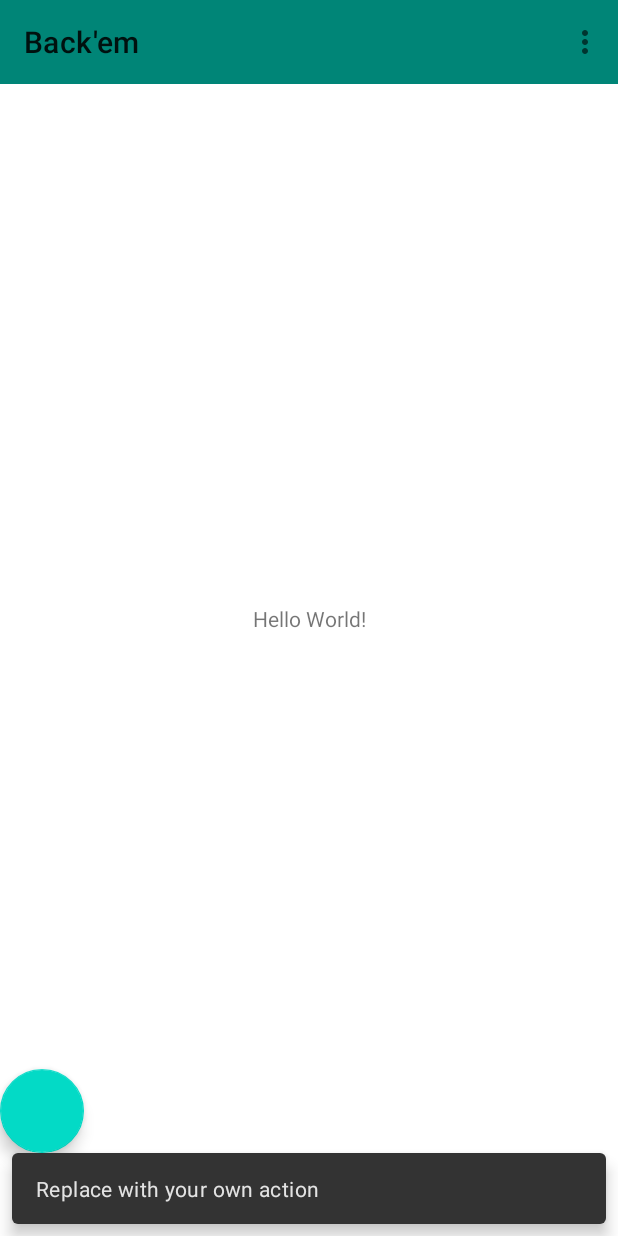
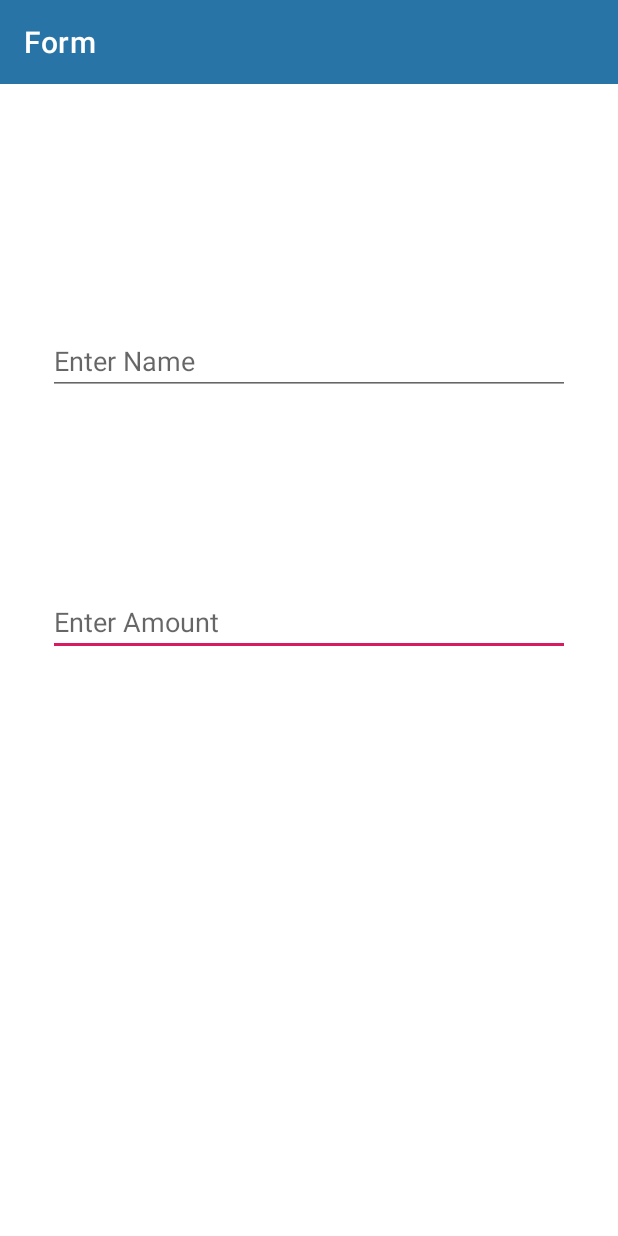
Before and after one commit to ShubhiRaj/Back_em, an Android app: the screen it shows after launch (MainActivity before the commit, Form after it), after a tap on an icon or button, on a phone screen of 412 x 824 dp. Run offline under Robolectric (Android 15) with nearby library versions, the light colour scheme and no system bars.

Commit message:
Mobile App Phase 1 - Done

```diff
--- /dev/null
+++ b/mobile-app/app/src/main/java/com/example/backem/Form.java
@@ -0,0 +1,164 @@
+package com.example.backem;
+
+import android.content.Intent;
+import android.os.AsyncTask;
+import android.os.Bundle;
+
+import com.google.android.material.button.MaterialButton;
+import com.google.android.material.floatingactionbutton.FloatingActionButton;
+import com.google.android.material.snackbar.Snackbar;
+import com.google.android.material.textfield.TextInputEditText;
+
+import androidx.appcompat.app.AppCompatActivity;
+import androidx.appcompat.widget.AppCompatAutoCompleteTextView;
+import androidx.appcompat.widget.Toolbar;
+
+import android.util.Log;
+import android.view.MotionEvent;
+import android.view.View;
+import android.widget.ArrayAdapter;
+import android.widget.AutoCompleteTextView;
+import android.widget.Spinner;
+import android.widget.TableRow;
+
+import org.json.JSONArray;
+import org.json.JSONException;
+import org.json.JSONObject;
+
+import java.io.BufferedReader;
+import java.io.IOException;
+import java.io.InputStreamReader;
+import java.io.OutputStreamWriter;
+import java.net.HttpURLConnection;
+import java.net.MalformedURLException;
+import java.net.ProtocolException;
+import java.net.URL;
+import java.sql.SQLOutput;
+import java.util.Iterator;
+import java.util.Vector;
+
+public class Form extends AppCompatActivity {
+
+    public static String name;
+    public static String amt;
+
+    @Override
+    protected void onCreate(Bundle savedInstanceState) {
+        super.onCreate(savedInstanceState);
+        setContentView(R.layout.activity_form);
+        Toolbar toolbar = findViewById(R.id.toolbar);
+        final MaterialButton search = findViewById(R.id.search_button);
+        setSupportActionBar(toolbar);
+
+        final TextInputEditText nameInput = findViewById(R.id.name);
+        final TextInputEditText amtInput = findViewById(R.id.amt);
+
+
+        FloatingActionButton fab = findViewById(R.id.fab);
+        fab.setOnClickListener(new View.OnClickListener() {
+            @Override
+            public void onClick(View view) {
+
+
+
+                name = nameInput.getText().toString();
+                amt = amtInput.getText().toString();
+
+                System.out.println("name = " + name);
+                System.out.println("amt = " + amt);
+
+                Intent intent = new Intent(Form.this, Successfull.class);
+                startActivity(intent);
+            }
+        });
+
+        /*search.setOnClickListener(new View.OnClickListener() {
+            @Override
+            public void onClick(View view) {
+                search.setVisibility(View.INVISIBLE);
+                new Search().execute();
+
+
+            }
+        });*/
+    }
+
+
+    class Search extends AsyncTask<String, Integer, Boolean> {
+
+        Vector<String> names = new Vector<>();
+
+        @Override
+        protected Boolean doInBackground(String... strings) {
+            return query();
+        }
+
+        public boolean query() {
+            //network operations cannot be run on the main thread!
+            try {
+                URL myurl = new URL("https://back-em.firebaseio.com/.json");
+                HttpURLConnection con = (HttpURLConnection) myurl.openConnection();
+                con.setRequestMethod("GET");
+                //con.setRequestProperty("x-api-key", "NcRCerhihE2lqZ9taSkCt2CM4NaOkAe35gw4mOWU");
+                //con.setDoOutput(true);
+                con.setDoInput(true);
+
+                BufferedReader streamReader = new BufferedReader(new InputStreamReader(con.getInputStream(), "UTF-8"));
+                StringBuilder responseStrBuilder = new StringBuilder();
+
+                String inputStr;
+
+
+                while ((inputStr = streamReader.readLine()) != null)
+                    responseStrBuilder.append(inputStr);
+                System.out.println(responseStrBuilder);
+                JSONObject object = new JSONObject(responseStrBuilder.toString());
+                Iterator<String> iter = object.keys();
+
+
+
+                while(iter.hasNext()){
+                    String key = iter.next();
+                        System.out.println("\nNEW: " + key);
+                        names.add(key);
+                }
+                Log.e("Payment status",object.toString());
+                System.out.println(object);
+                return object.toString().contains("success");
+
+
+            } catch (IOException | JSONException e) {
+                return false;
+            }
+        }
+
+       /* private final String[] countries = new String[]{
+                "Afg","alb","alg"
+        };
+        Spinner spinner = findViewById(R.id.spinner);*/
+
+        @Override
+        protected void onPostExecute(Boolean result) {
+
+
+           /* spinner.setVisibility(View.VISIBLE);
+            ArrayAdapter<String> dataAdapter = new ArrayAdapter<String>(Form.this,
+                    android.R.layout.simple_spinner_item, names);
+            dataAdapter.setDropDownViewResource(android.R.layout.simple_spinner_dropdown_item);
+            spinner.setAdapter(dataAdapter);*/
+
+            /*// Get a reference to the AutoCompleteTextView in the layout
+            AutoCompleteTextView textView = (AutoCompleteTextView) findViewById(R.id.autoCompleteTextView2);
+
+// Create the adapter and set it to the AutoCompleteTextView
+            ArrayAdapter<String> adapter =
+                    new ArrayAdapter<String>(Search.this, android.R.layout.simple_list_item_1, countries);
+            textView.showDropDown();
+            textView.setAdapter(adapter);*/
+
+
+    }
+    }
+
+
+}
--- a/mobile-app/app/src/main/java/com/example/backem/MainActivity.java
+++ b/mobile-app/app/src/main/java/com/example/backem/MainActivity.java
@@ -1,7 +1,9 @@
 package com.example.backem;
 
+import android.content.Intent;
 import android.os.Bundle;
 
+import com.google.android.material.button.MaterialButton;
 import com.google.android.material.floatingactionbutton.FloatingActionButton;
 import com.google.android.material.snackbar.Snackbar;
 
@@ -14,6 +16,7 @@ import android.view.MenuItem;
 
 public class MainActivity extends AppCompatActivity {
 
+
     @Override
     protected void onCreate(Bundle savedInstanceState) {
         super.onCreate(savedInstanceState);
@@ -22,11 +25,18 @@ public class MainActivity extends AppCompatActivity {
         setSupportActionBar(toolbar);
 
         FloatingActionButton fab = findViewById(R.id.fab);
-        fab.setOnClickListener(new View.OnClickListener() {
+        /*fab.setOnClickListener(new View.OnClickListener() {
             @Override
             public void onClick(View view) {
                 Snackbar.make(view, "Replace with your own action", Snackbar.LENGTH_LONG)
                         .setAction("Action", null).show();
+            }
+        });*/
+
+        fab.setOnClickListener(new View.OnClickListener() {
+            @Override
+            public void onClick(View view) {
+               addChange(view);
             }
         });
     }
@@ -52,4 +62,15 @@ public class MainActivity extends AppCompatActivity {
 
         return super.onOptionsItemSelected(item);
     }
+
+
+    public void addChange(View view) {
+        System.out.println("add button clicked");
+
+        Intent intent = new Intent(this, Form.class);
+        startActivity(intent);
+    }
+
+
+
 }
--- /dev/null
+++ b/mobile-app/app/src/main/res/layout/activity_form.xml
@@ -0,0 +1,97 @@
+<?xml version="1.0" encoding="utf-8"?>
+<androidx.constraintlayout.widget.ConstraintLayout xmlns:android="http://schemas.android.com/apk/res/android"
+    xmlns:app="http://schemas.android.com/apk/res-auto"
+    xmlns:tools="http://schemas.android.com/tools"
+    android:id="@+id/coordinatorLayout"
+    android:layout_width="match_parent"
+    android:layout_height="match_parent"
+    tools:context=".Form">
+
+
+    <androidx.appcompat.widget.Toolbar
+        android:id="@+id/toolbar"
+        android:layout_width="412dp"
+        android:layout_height="56dp"
+        android:background="?attr/colorPrimary"
+
+        app:layout_constraintEnd_toEndOf="parent"
+        app:layout_constraintHorizontal_bias="0.0"
+        app:layout_constraintStart_toStartOf="parent"
+        app:layout_constraintTop_toTopOf="parent"
+        app:popupTheme="@style/AppTheme.PopupOverlay" />
+
+    <com.google.android.material.appbar.AppBarLayout
+        android:id="@+id/appBarLayout2"
+        android:layout_width="wrap_content"
+        android:layout_height="wrap_content"
+        android:layout_marginEnd="483dp"
+        android:layout_marginRight="483dp"
+        android:layout_marginBottom="783dp"
+        android:theme="@style/AppTheme.AppBarOverlay"
+        app:layout_constraintBottom_toBottomOf="parent"
+        app:layout_constraintEnd_toEndOf="parent"
+        app:layout_constraintStart_toStartOf="parent"
+        app:layout_constraintTop_toTopOf="parent">
+
+    </com.google.android.material.appbar.AppBarLayout>
+
+
+    <com.google.android.material.floatingactionbutton.FloatingActionButton
+        android:id="@+id/fab"
+        android:layout_width="wrap_content"
+        android:layout_height="wrap_content"
+        android:layout_marginStart="397dp"
+        android:layout_marginLeft="397dp"
+        android:layout_marginTop="694dp"
+        android:layout_marginEnd="30dp"
+        android:layout_marginRight="30dp"
+        android:layout_marginBottom="33dp"
+        app:layout_constraintBottom_toBottomOf="parent"
+        app:layout_constraintEnd_toEndOf="parent"
+        app:layout_constraintHorizontal_bias="1.0"
+        app:layout_constraintStart_toStartOf="parent"
+        app:layout_constraintTop_toTopOf="parent"
+        app:layout_constraintVertical_bias="0.923"
+        app:srcCompat="@android:drawable/ic_menu_send" />
+
+    <com.google.android.material.textfield.TextInputEditText
+        android:id="@+id/amt"
+        android:layout_width="match_parent"
+        android:layout_height="wrap_content"
+        android:layout_marginStart="32dp"
+        android:layout_marginLeft="32dp"
+        android:layout_marginTop="64dp"
+        android:layout_marginEnd="32dp"
+        android:layout_marginRight="32dp"
+        android:layout_marginBottom="293dp"
+        android:hint="Enter Amount"
+        android:textColor="#000000"
+        app:layout_constraintBottom_toTopOf="@+id/fab"
+        app:layout_constraintEnd_toEndOf="parent"
+        app:layout_constraintStart_toStartOf="parent"
+        app:layout_constraintTop_toBottomOf="@+id/name" />
+
+    <com.google.android.material.textfield.TextInputEditText
+        android:id="@+id/name"
+        android:layout_width="match_parent"
+        android:layout_height="wrap_content"
+
+        android:layout_marginStart="32dp"
+        android:layout_marginLeft="32dp"
+        android:layout_marginTop="161dp"
+        android:layout_marginEnd="32dp"
+        android:layout_marginRight="32dp"
+        android:layout_marginBottom="64dp"
+        android:hint="Enter Name"
+        android:textColor="#000000"
+        app:layout_constraintBottom_toTopOf="@+id/amt"
+        app:layout_constraintEnd_toEndOf="parent"
+        app:layout_constraintHorizontal_bias="0.0"
+        app:layout_constraintStart_toStartOf="parent"
+        app:layout_constraintTop_toBottomOf="@+id/toolbar" />
+
+
+
+
+
+</androidx.constraintlayout.widget.ConstraintLayout>
--- a/mobile-app/app/src/main/res/layout/activity_main.xml
+++ b/mobile-app/app/src/main/res/layout/activity_main.xml
@@ -20,9 +20,10 @@
         android:id="@+id/fab"
         android:layout_width="wrap_content"
         android:layout_height="wrap_content"
-        android:layout_gravity="bottom">
-
-    </com.google.android.material.floatingactionbutton.FloatingActionButton>
+        android:layout_gravity="bottom|end"
+        android:layout_margin="@dimen/fab_margin"
+        android:onClick="addChange"
+        app:srcCompat="@android:drawable/ic_input_add" />
 
     <androidx.appcompat.widget.Toolbar
         android:id="@+id/toolbar"
--- a/mobile-app/app/src/main/res/values/colors.xml
+++ b/mobile-app/app/src/main/res/values/colors.xml
@@ -1,6 +1,8 @@
 <?xml version="1.0" encoding="utf-8"?>
 <resources>
-    <color name="colorPrimary">#008577</color>
-    <color name="colorPrimaryDark">#00574B</color>
+    <color name="colorPrimary">#2874A6</color>
+    <color name="colorPrimaryDark">#21618C</color>
     <color name="colorAccent">#D81B60</color>
+    <color name="white">#ffffff</color>
+    <color name="logo_col">#154854</color>
 </resources>
--- a/mobile-app/app/src/main/res/values/strings.xml
+++ b/mobile-app/app/src/main/res/values/strings.xml
@@ -1,4 +1,5 @@
 <resources>
     <string name="app_name">Back\'em</string>
     <string name="action_settings">Settings</string>
+    <string name="title_activity_form">Form</string>
 </resources>
--- a/mobile-app/app/src/main/res/values/styles.xml
+++ b/mobile-app/app/src/main/res/values/styles.xml
@@ -6,6 +6,7 @@
         <item name="colorPrimary">@color/colorPrimary</item>
         <item name="colorPrimaryDark">@color/colorPrimaryDark</item>
         <item name="colorAccent">@color/colorAccent</item>
+        <item name="android:textColorPrimary">@color/white</item>
     </style>
 
     <style name="AppTheme.NoActionBar">
```
Also changed, not shown: mobile-app/app/src/main/AndroidManifest.xml (+8 -1 lines), mobile-app/app/src/main/java/com/example/backem/Successfull.java (added, +94 -0 lines), mobile-app/app/src/main/res/layout/activity_successfull.xml (added, +31 -0 lines), mobile-app/app/src/main/res/layout/content_form.xml (added, +11 -0 lines), mobile-app/app/src/main/res/layout/content_main.xml (+60 -7 lines), mobile-app/app/src/main/res/drawable/logo1.png (added).
